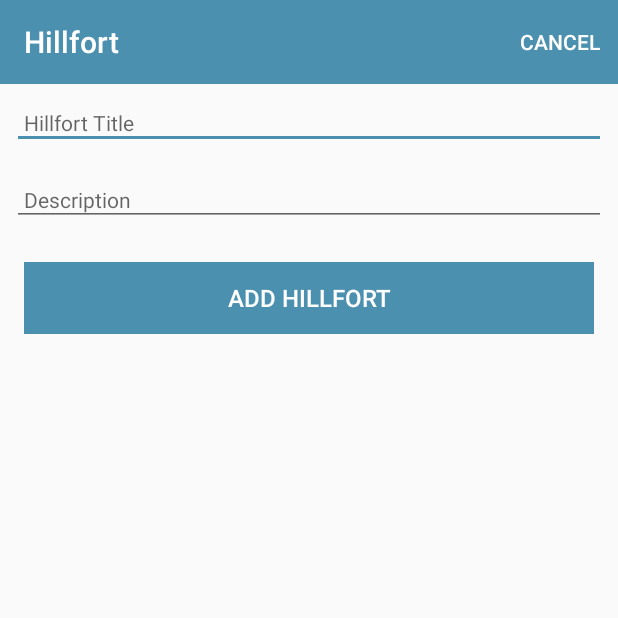
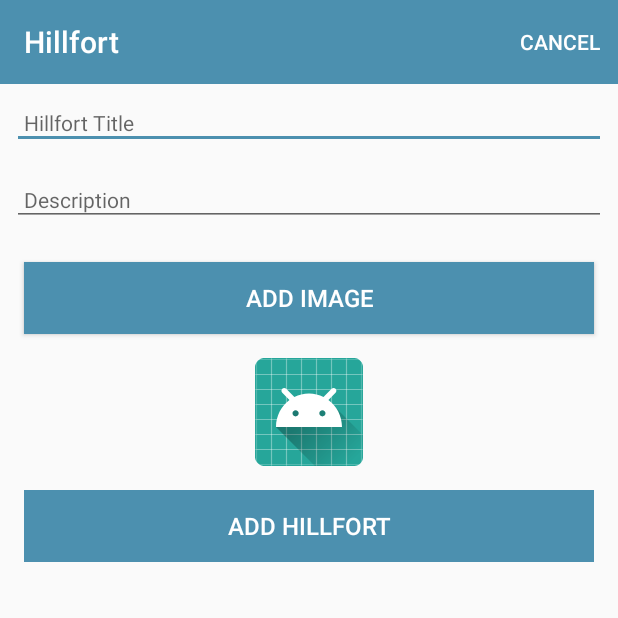
Before and after one commit to JDon97/Hillfort, an Android app: the HillfortActivity screen opened directly, with no data from a screen before it, on a phone screen of 412 x 824 dp, the top half of it. Run offline under Robolectric (Android 15) with nearby library versions, the phone set to English and light mode, and no system bars.

Commit message:
Added support for images, now able to add/edit images

```diff
--- a/app/src/main/java/org/wit/hillfort/models/HillfortModel.kt
+++ b/app/src/main/java/org/wit/hillfort/models/HillfortModel.kt
@@ -6,4 +6,5 @@ import kotlinx.android.parcel.Parcelize
 @Parcelize
 data class HillfortModel(var id: Long=0,
                          var title: String = "",
-                         var description: String = ""):Parcelable
+                         var description: String = "",
+                         var image: String =""):Parcelable
--- a/app/src/main/res/layout/activity_hillfort.xml
+++ b/app/src/main/res/layout/activity_hillfort.xml
@@ -62,7 +62,23 @@
                     android:padding="8dp"
                     android:textColor="@color/colorPrimaryDark"
                     android:textSize="14sp"/>
+                <Button
+                    android:id="@+id/chooseImage"
+                    android:layout_width="match_parent"
+                    android:layout_height="wrap_content"
+                    android:layout_margin="16dp"
+                    android:background="@color/colorAccent"
+                    android:paddingBottom="8dp"
+                    android:paddingTop="8dp"
+                    android:text="@string/button_addImage"
+                    android:textColor="@color/colorPrimary"
+                    android:textSize="16sp"/>
 
+                <ImageView
+                    android:id="@+id/hillfortImage"
+                    android:layout_width="match_parent"
+                    android:layout_height="wrap_content"
+                    app:srcCompat="@mipmap/ic_launcher"/>
 
                 <Button
                     android:id="@+id/btnAdd"
--- a/app/src/main/res/values/strings.xml
+++ b/app/src/main/res/values/strings.xml
@@ -7,4 +7,6 @@
     <string name="menu_cancelHillfort">Cancel</string>
     <string name="enter_hillfort_title"> Please enter a Hillfort Title </string>
     <string name="save_hillfort"> Save Hillfort </string>
+    <string name="button_addImage"> Add Image </string>
+    <string name="select_hillfort_image">Select hillfort image</string>
 </resources>
```
Also changed, not shown: app/src/main/java/org/wit/hillfort/activities/HillfortActivity.kt (+22 -0 lines), app/src/main/java/org/wit/hillfort/helpers/ImageHelpers.kt (added, +47 -0 lines).
